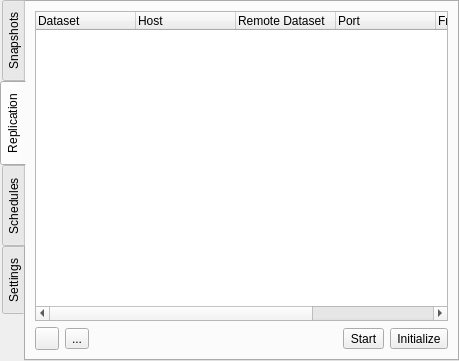
trueos/sysadm-ui-qt, file src-qt5/gui_client/pages/page_lp.ui: the form before one commit.
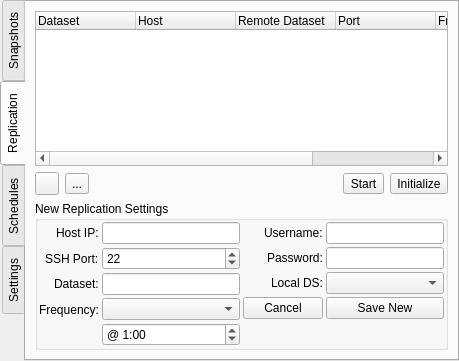
The form after the commit. The open tabs and pages were chosen to show the change. Icons and pictures are not drawn.

Commit message: Get a lot of the replication page all setup. Still not done yet, and the main listing is not implemented yet (so none of the buttons will actually run their routines yet).

The edit to the form file:
```diff
--- a/src-qt5/gui_client/pages/page_lp.ui
+++ b/src-qt5/gui_client/pages/page_lp.ui
@@ -271,6 +271,170 @@
          </item>
         </layout>
        </item>
+       <item>
+        <widget class="QGroupBox" name="group_rep_add">
+         <property name="title">
+          <string>New Replication Settings</string>
+         </property>
+         <layout class="QHBoxLayout" name="horizontalLayout_6">
+          <property name="spacing">
+           <number>3</number>
+          </property>
+          <property name="leftMargin">
+           <number>1</number>
+          </property>
+          <property name="topMargin">
+           <number>1</number>
+          </property>
+          <property name="rightMargin">
+           <number>1</number>
+          </property>
+          <property name="bottomMargin">
+           <number>1</number>
+          </property>
+          <item>
+           <layout class="QFormLayout" name="formLayout_3">
+            <property name="labelAlignment">
+             <set>Qt::AlignRight|Qt::AlignTrailing|Qt::AlignVCenter</set>
+            </property>
+            <item row="0" column="0">
+             <widget class="QLabel" name="label_5">
+              <property name="text">
+               <string>Host IP:</string>
+              </property>
+             </widget>
+            </item>
+            <item row="0" column="1">
+             <widget class="QLineEdit" name="line_rep_host"/>
+            </item>
+            <item row="1" column="0">
+             <widget class="QLabel" name="label_7">
+              <property name="text">
+               <string>SSH Port:</string>
+              </property>
+             </widget>
+            </item>
+            <item row="2" column="0">
+             <widget class="QLabel" name="label_9">
+              <property name="text">
+               <string>Dataset:</string>
+              </property>
+             </widget>
+            </item>
+            <item row="2" column="1">
+             <widget class="QLineEdit" name="line_rep_remoteds"/>
+            </item>
+            <item row="1" column="1">
+             <widget class="QSpinBox" name="spin_rep_port">
+              <property name="minimum">
+               <number>1</number>
+              </property>
+              <property name="maximum">
+               <number>30000</number>
+              </property>
+              <property name="value">
+               <number>22</number>
+              </property>
+             </widget>
+            </item>
+            <item row="3" column="0">
+             <widget class="QLabel" name="label_11">
+              <property name="text">
+               <string>Frequency:</string>
+              </property>
+             </widget>
+            </item>
+            <item row="3" column="1">
+             <layout class="QVBoxLayout" name="verticalLayout_5">
+              <item>
+               <widget class="QComboBox" name="combo_rep_freq"/>
+              </item>
+              <item>
+               <widget class="QSpinBox" name="spin_rep_hour">
+                <property name="suffix">
+                 <string>:00</string>
+                </property>
+                <property name="prefix">
+                 <string>@ </string>
+                </property>
+                <property name="maximum">
+                 <number>23</number>
+                </property>
+                <property name="value">
+                 <number>1</number>
+                </property>
+               </widget>
+              </item>
+             </layout>
+            </item>
+           </layout>
+          </item>
+          <item>
+           <layout class="QFormLayout" name="formLayout_2">
+            <property name="labelAlignment">
+             <set>Qt::AlignRight|Qt::AlignTrailing|Qt::AlignVCenter</set>
+            </property>
+            <item row="0" column="0">
+             <widget class="QLabel" name="label_6">
+              <property name="text">
+               <string>Username:</string>
+              </property>
+             </widget>
+            </item>
+            <item row="0" column="1">
+             <widget class="QLineEdit" name="line_rep_user"/>
+            </item>
+            <item row="1" column="0">
+             <widget class="QLabel" name="label_8">
+              <property name="text">
+               <string>Password:</string>
+              </property>
+             </widget>
+            </item>
+            <item row="1" column="1">
+             <widget class="QLineEdit" name="line_rep_pass">
+              <property name="echoMode">
+               <enum>QLineEdit::Password</enum>
+              </property>
+             </widget>
+            </item>
+            <item row="2" column="0">
+             <widget class="QLabel" name="label_10">
+              <property name="text">
+               <string>Local DS:</string>
+              </property>
+             </widget>
+            </item>
+            <item row="2" column="1">
+             <widget class="QComboBox" name="combo_rep_localds"/>
+            </item>
+            <item row="3" column="0">
+             <widget class="QPushButton" name="push_rep_hidenew">
+              <property name="text">
+               <string>Cancel</string>
+              </property>
+              <property name="icon">
+               <iconset resource="../../icons/icons.qrc">
+                <normaloff>:/icons/black/cancel.svg</normaloff>:/icons/black/cancel.svg</iconset>
+              </property>
+             </widget>
+            </item>
+            <item row="3" column="1">
+             <widget class="QPushButton" name="push_rep_savenew">
+              <property name="text">
+               <string>Save New</string>
+              </property>
+              <property name="icon">
+               <iconset resource="../../icons/icons.qrc">
+                <normaloff>:/icons/black/inbox-download.svg</normaloff>:/icons/black/inbox-download.svg</iconset>
+              </property>
+             </widget>
+            </item>
+           </layout>
+          </item>
+         </layout>
+        </widget>
+       </item>
       </layout>
      </widget>
      <widget class="QWidget" name="tab_schedule">
```
Left out of the diff: 4 changed lines with no effect on the pictures. The commit also changes 2 other files.
